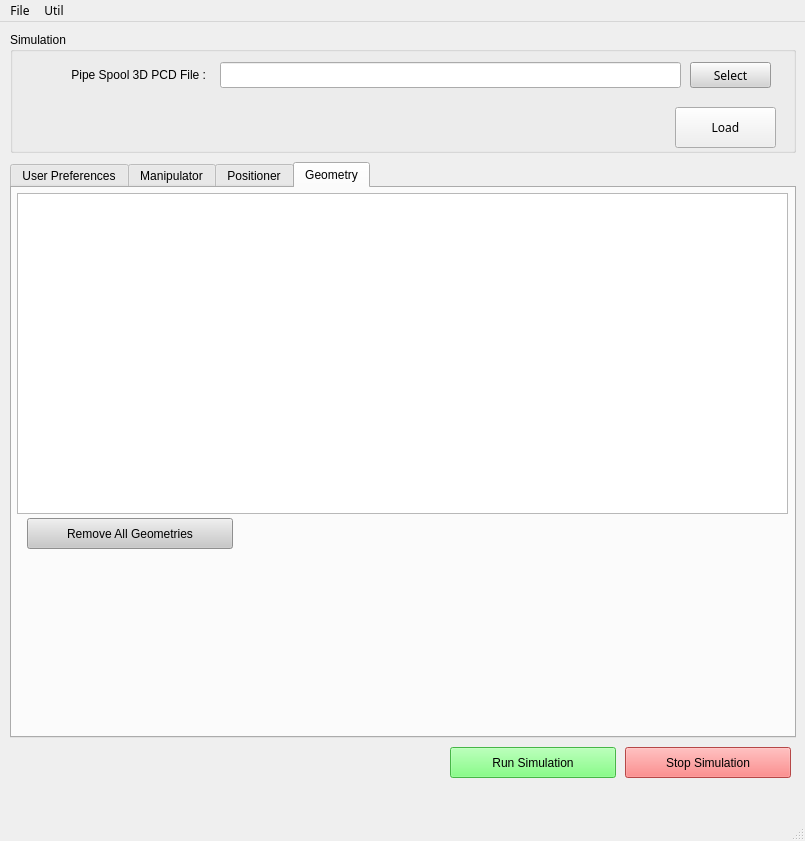
The window that python/controller/controller.ui (elecun/flame_robotics_drt) describes before a commit, drawn with Qt 5.
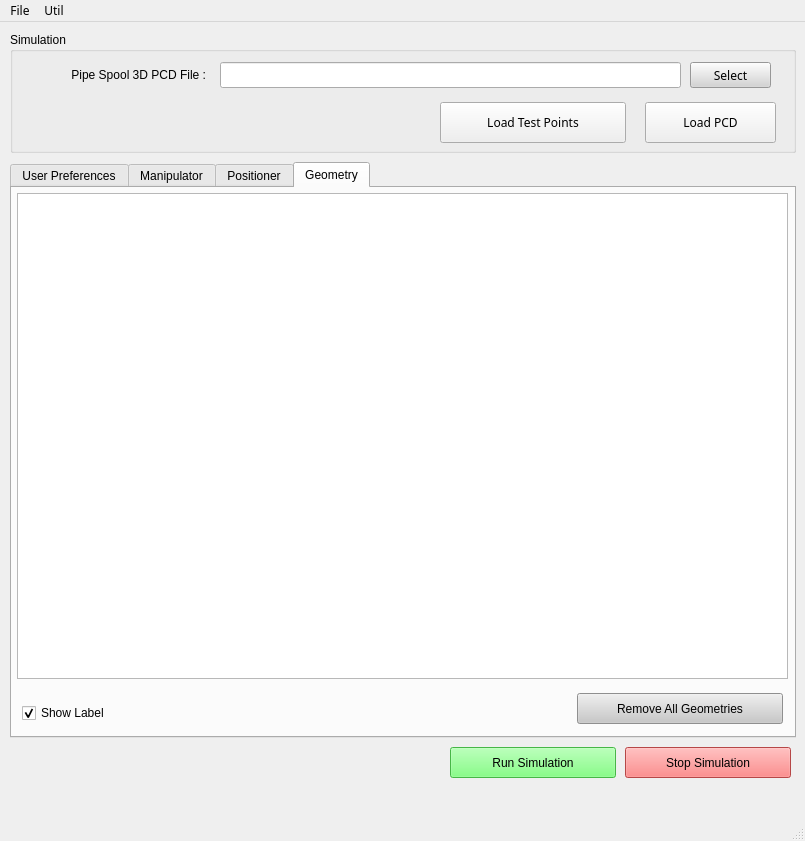
The same window after the commit. The open tabs and pages were chosen to show the change. Icons and pictures are not drawn.

The edit to the form file:
```diff
--- a/python/controller/controller.ui
+++ b/python/controller/controller.ui
@@ -101,9 +101,9 @@
     <widget class="QPushButton" name="btn_load_pcd">
      <property name="geometry">
       <rect>
-       <x>665</x>
-       <y>75</y>
-       <width>101</width>
+       <x>635</x>
+       <y>70</y>
+       <width>131</width>
        <height>41</height>
       </rect>
      </property>
@@ -116,7 +116,28 @@
       <string notr="true"/>
      </property>
      <property name="text">
-      <string>Load</string>
+      <string>Load PCD</string>
+     </property>
+    </widget>
+    <widget class="QPushButton" name="btn_load_testpoints">
+     <property name="geometry">
+      <rect>
+       <x>430</x>
+       <y>70</y>
+       <width>186</width>
+       <height>41</height>
+      </rect>
+     </property>
+     <property name="font">
+      <font>
+       <family>NanumSquare</family>
+      </font>
+     </property>
+     <property name="styleSheet">
+      <string notr="true"/>
+     </property>
+     <property name="text">
+      <string>Load Test Points</string>
      </property>
     </widget>
    </widget>
@@ -1252,8 +1273,8 @@
      <widget class="QPushButton" name="btn_geometry_remove_all">
       <property name="geometry">
        <rect>
-        <x>15</x>
-        <y>330</y>
+        <x>565</x>
+        <y>505</y>
         <width>206</width>
         <height>31</height>
        </rect>
@@ -1281,13 +1302,29 @@
         <x>5</x>
         <y>5</y>
         <width>771</width>
-        <height>321</height>
+        <height>486</height>
        </rect>
       </property>
       <property name="styleSheet">
        <string notr="true">color: rgb(0, 0, 0);</string>
       </property>
      </widget>
+     <widget class="QCheckBox" name="check_geometry_show_label">
+      <property name="geometry">
+       <rect>
+        <x>10</x>
+        <y>515</y>
+        <width>131</width>
+        <height>20</height>
+       </rect>
+      </property>
+      <property name="text">
+       <string>Show Label</string>
+      </property>
+      <property name="checked">
+       <bool>true</bool>
+      </property>
+     </widget>
     </widget>
    </widget>
   </widget>
```
Left out of the diff: 2 changed lines with no effect on the pictures.
